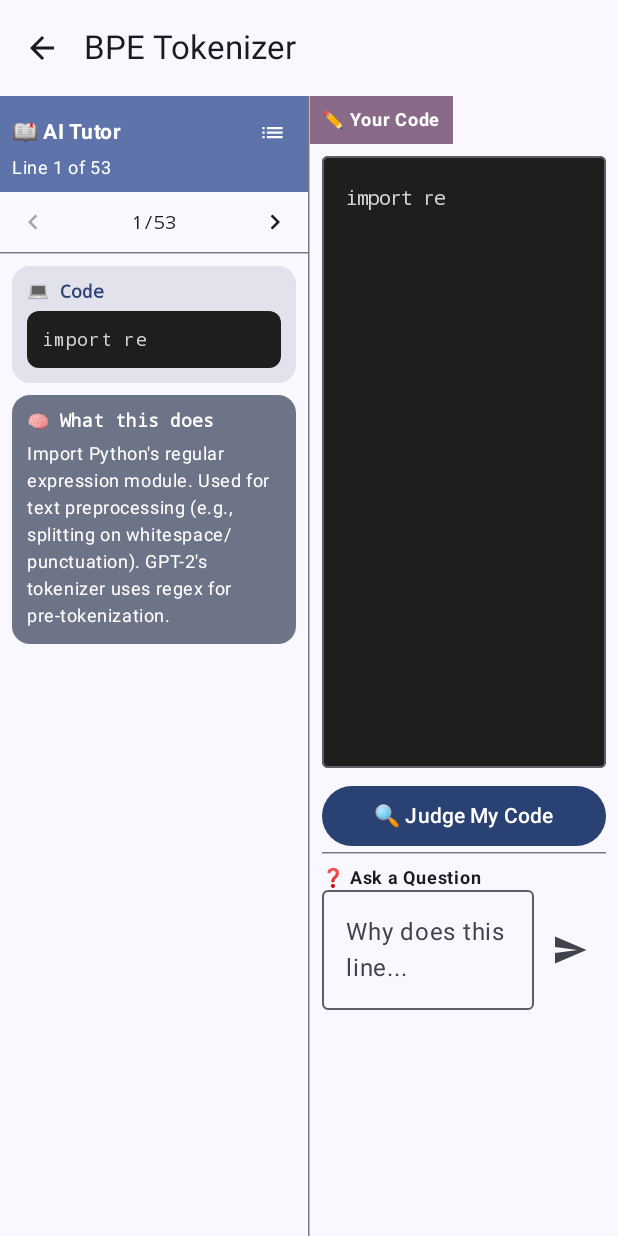
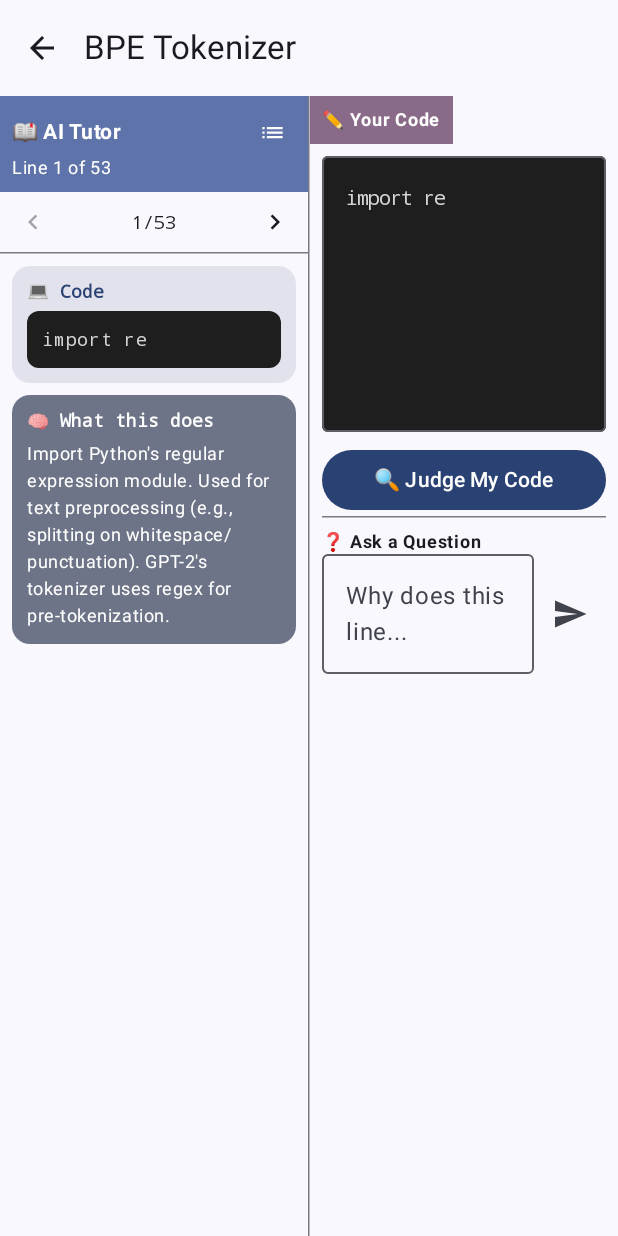
Before and after one commit to oldzhu/cs336-tutor-app, an Android app built with Jetpack Compose: the screen it shows after launch (MainActivity), after a tap on "BPE Tokenizer", on a phone screen of 412 x 824 dp. Run offline under Robolectric (Android 15) with nearby library versions, the light colour scheme and no system bars; our stand-ins replace Dagger/Hilt's generated code, Room's generated code.

Commit message:
Fix landscape: side-by-side split, both panels scrollable. Add OpenCode rule to AGENTS.md

```diff
--- a/app/src/main/java/com/cs336/tutor/ui/screens/SplitScreenTutorScreen.kt
+++ b/app/src/main/java/com/cs336/tutor/ui/screens/SplitScreenTutorScreen.kt
@@ -16,7 +16,6 @@ import androidx.compose.runtime.*
 import androidx.compose.ui.Alignment
 import androidx.compose.ui.Modifier
 import androidx.compose.ui.graphics.Color
-import androidx.compose.ui.platform.LocalConfiguration
 import androidx.compose.ui.text.font.FontFamily
 import androidx.compose.ui.text.font.FontWeight
 import androidx.compose.ui.unit.dp
@@ -35,8 +34,6 @@ fun SplitScreenTutorScreen(
     viewModel: SplitScreenTutorViewModel = hiltViewModel()
 ) {
     val uiState by viewModel.uiState.collectAsState()
-    val configuration = LocalConfiguration.current
-    val isLandscape = configuration.screenWidthDp > configuration.screenHeightDp
 
     LaunchedEffect(componentId) {
         viewModel.initialize(componentId)
@@ -61,43 +58,9 @@ fun SplitScreenTutorScreen(
             ) {
                 CircularProgressIndicator()
             }
-        } else if (isLandscape) {
-            // Landscape: vertical stack with distinct panels
-            Column(
-                modifier = Modifier
-                    .fillMaxSize()
-                    .padding(padding)
-            ) {
-                AIExplanationPanel(
-                    modifier = Modifier
-                        .fillMaxWidth()
-                        .weight(0.45f),
-                    codeLines = uiState.codeLines,
-                    currentLineIndex = uiState.currentLineIndex,
-                    currentLine = uiState.currentLine,
-                    explanation = uiState.explanation,
-                    onPrevious = viewModel::previousLine,
-                    onNext = viewModel::nextLine
-                )
-                HorizontalDivider()
-                CodeEditorPanel(
-                    modifier = Modifier
-                        .fillMaxWidth()
-                        .weight(0.55f),
-                    code = uiState.userCode,
-                    onCodeChange = viewModel::onCodeChange,
-                    onJudge = viewModel::onJudge,
-                    judgeResult = uiState.judgeResult,
-                    isLoading = uiState.isLoading,
-                    questionText = uiState.questionText,
-                    onQuestionChanged = viewModel::onQuestionChanged,
-                    answerText = uiState.answerText,
-                    isAnswerLoading = uiState.isAnswerLoading,
-                    onAskQuestion = viewModel::onAskQuestion
-                )
-            }
         } else {
-            // Portrait: side-by-side
+            // Always side-by-side split — works for both portrait and landscape
+            // Each panel is independently scrollable via touch scroll
             Row(
                 modifier = Modifier
                     .fillMaxSize()
@@ -145,7 +108,7 @@ fun AIExplanationPanel(
     val lineCount = codeLines.size
     var showAllLines by remember { mutableStateOf(false) }
 
-    // Typing animation: retype code character by character
+    // Typing animation: retype code character by character at human speed
     var displayedCode by remember { mutableStateOf("") }
     val targetCode = currentLine?.code ?: ""
 
@@ -153,7 +116,7 @@ fun AIExplanationPanel(
         displayedCode = ""
         if (targetCode.isNotEmpty()) {
             for (i in targetCode.indices) {
-                delay(80) // typing speed (natural human pace)
+                delay(80) // human typing speed
                 displayedCode = targetCode.substring(0, i + 1)
             }
         }
@@ -162,7 +125,6 @@ fun AIExplanationPanel(
     // Auto-repeat: type → pause → clear → retype loop
     var repeatTrigger by remember { mutableStateOf(0) }
     LaunchedEffect(repeatTrigger, targetCode) {
-        // Wait for typing to finish
         if (targetCode.isNotEmpty()) {
             delay(targetCode.length * 80L + 2000) // typing time + 2s pause
             displayedCode = ""  // clear the code
@@ -258,7 +220,6 @@ fun AIExplanationPanel(
                             lineHeight = 18.sp
                         )
                     }
-                    // Blinking cursor
                     if (displayedCode.length < targetCode.length) {
                         Text(
                             text = "▊ typing...",
@@ -333,7 +294,7 @@ fun AIExplanationPanel(
                                 color = if (isCurrent) MaterialTheme.colorScheme.primaryContainer
                                         else MaterialTheme.colorScheme.surface,
                                 shape = MaterialTheme.shapes.small,
-                                onClick = { showAllLines = false; /* navigate to this line */ }
+                                onClick = { showAllLines = false }
                             ) {
                                 Row(modifier = Modifier.padding(8.dp)) {
                                     Text(
@@ -375,8 +336,13 @@ fun CodeEditorPanel(
     onAskQuestion: (String) -> Unit
 ) {
     var localQuestion by remember { mutableStateOf("") }
+    val scrollState = rememberScrollState()
 
-    Column(modifier = modifier.fillMaxHeight()) {
+    Column(
+        modifier = modifier
+            .fillMaxHeight()
+            .verticalScroll(scrollState)
+    ) {
         // Code editor header
         Surface(color = MaterialTheme.colorScheme.tertiaryContainer, tonalElevation = 2.dp) {
             Text("✏️ Your Code", modifier = Modifier.padding(8.dp), style = MaterialTheme.typography.labelMedium, fontWeight = FontWeight.Bold)
@@ -386,9 +352,20 @@ fun CodeEditorPanel(
         OutlinedTextField(
             value = code,
             onValueChange = onCodeChange,
-            modifier = Modifier.fillMaxWidth().weight(0.5f).padding(8.dp),
-            textStyle = androidx.compose.ui.text.TextStyle(fontFamily = FontFamily.Monospace, fontSize = 13.sp, lineHeight = 20.sp, color = Color(0xFFD4D4D4)),
-            colors = OutlinedTextFieldDefaults.colors(unfocusedContainerColor = Color(0xFF1E1E1E), focusedContainerColor = Color(0xFF1E1E1E))
+            modifier = Modifier
+                .fillMaxWidth()
+                .heightIn(min = 200.dp)
+                .padding(8.dp),
+            textStyle = androidx.compose.ui.text.TextStyle(
+                fontFamily = FontFamily.Monospace,
+                fontSize = 13.sp,
+                lineHeight = 20.sp,
+                color = Color(0xFFD4D4D4)
+            ),
+            colors = OutlinedTextFieldDefaults.colors(
+                unfocusedContainerColor = Color(0xFF1E1E1E),
+                focusedContainerColor = Color(0xFF1E1E1E)
+            )
         )
 
         // Judge button + results
@@ -403,13 +380,19 @@ fun CodeEditorPanel(
 
         // Judge result
         AnimatedVisibility(visible = judgeResult != null) {
-            judgeResult?.let { result ->
+            val result = judgeResult
+            if (result != null) {
                 Card(
                     modifier = Modifier.fillMaxWidth().padding(8.dp),
-                    colors = CardDefaults.cardColors(containerColor = if (result.passed) Color(0xFF1B5E20) else Color(0xFFB71C1C))
+                    colors = CardDefaults.cardColors(
+                        containerColor = if (result.passed) Color(0xFF1B5E20) else Color(0xFFB71C1C)
+                    )
                 ) {
                     Column(Modifier.padding(8.dp)) {
-                        Text("Score: ${(result.score * 100).toInt()}%  ${if (result.passed) "✅ Pass" else "❌ Needs work"}", color = Color.White, style = MaterialTheme.typography.labelMedium)
+                        Text(
+                            "Score: ${(result.score * 100).toInt()}%  ${if (result.passed) "✅ Pass" else "❌ Needs work"}",
+                            color = Color.White, style = MaterialTheme.typography.labelMedium
+                        )
                         Text(result.feedback, color = Color.White, style = MaterialTheme.typography.bodySmall)
                         result.suggestions.forEach { Text("→ $it", color = Color.White.copy(alpha = 0.8f), style = MaterialTheme.typography.bodySmall) }
                     }
@@ -420,7 +403,7 @@ fun CodeEditorPanel(
         HorizontalDivider(modifier = Modifier.padding(horizontal = 8.dp))
 
         // Q&A section
-        Column(modifier = Modifier.weight(0.3f).padding(8.dp)) {
+        Column(modifier = Modifier.padding(8.dp)) {
             Text("❓ Ask a Question", style = MaterialTheme.typography.labelMedium, fontWeight = FontWeight.Bold)
             Row(verticalAlignment = Alignment.CenterVertically) {
                 OutlinedTextField(
@@ -431,8 +414,12 @@ fun CodeEditorPanel(
                     singleLine = true,
                     textStyle = MaterialTheme.typography.bodySmall
                 )
-                IconButton(onClick = { onAskQuestion(localQuestion); localQuestion = "" }, enabled = localQuestion.isNotBlank()) {
-                    Icon(Icons.Default.Send, "Ask", tint = if (localQuestion.isNotBlank()) MaterialTheme.colorScheme.primary else MaterialTheme.colorScheme.onSurfaceVariant)
+                IconButton(
+                    onClick = { onAskQuestion(localQuestion); localQuestion = "" },
+                    enabled = localQuestion.isNotBlank()
+                ) {
+                    Icon(Icons.Default.Send, "Ask", tint = if (localQuestion.isNotBlank())
+                        MaterialTheme.colorScheme.primary else MaterialTheme.colorScheme.onSurfaceVariant)
                 }
             }
             if (isAnswerLoading) LinearProgressIndicator(Modifier.fillMaxWidth())
```
Also changed, not shown: 1 other file.
